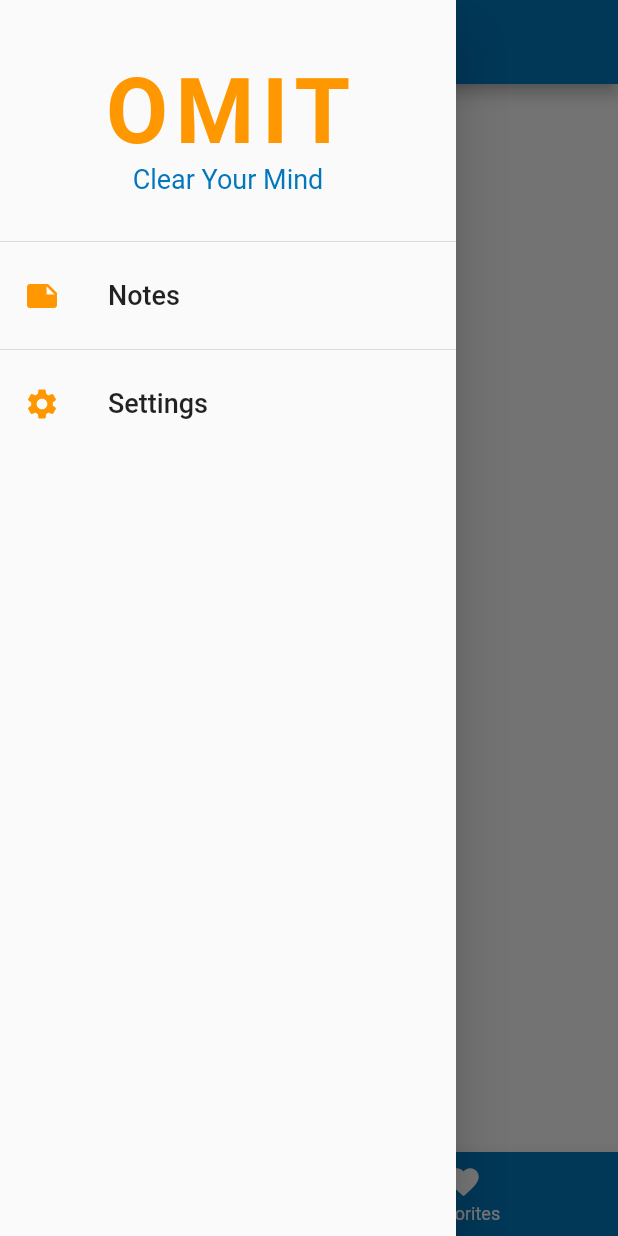
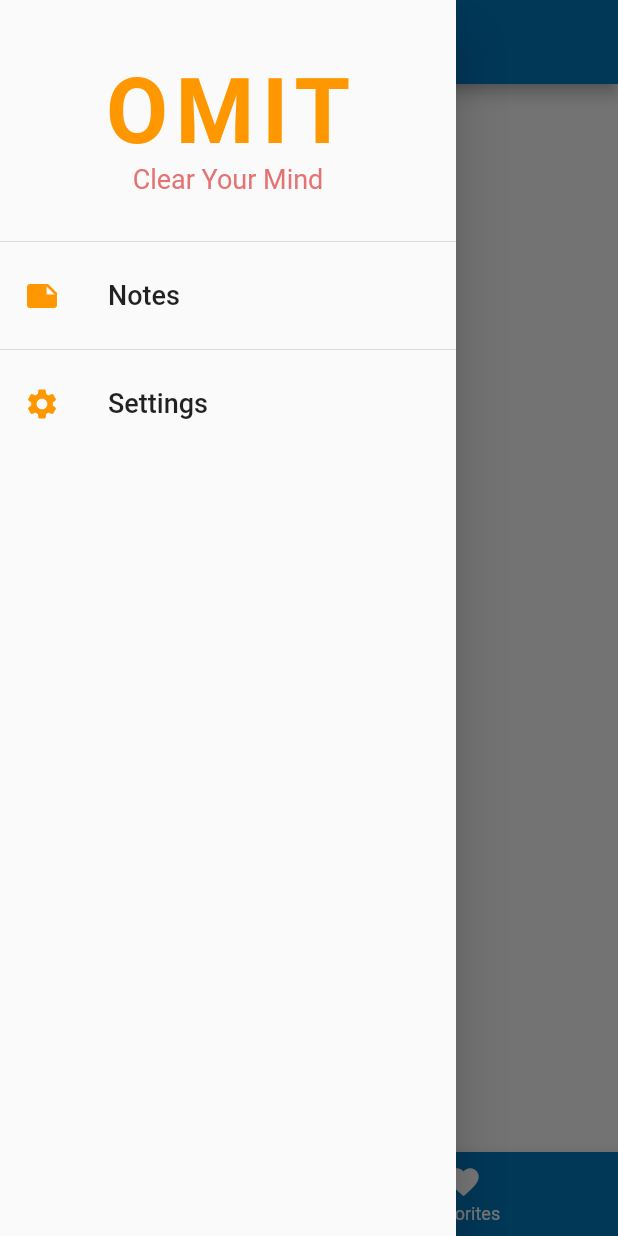
Before and after one commit to rijalanupraj/omit, a Flutter app: the screen it shows after launch, with the side drawer open, on a phone screen of 412 x 824 dp. Run offline on Flutter 3.47's test engine with Material 2 defaults, Android fonts, the phone set to English and light mode, and no system bars; our stand-ins replace fluttertoast, google_fonts, hive, hive_flutter; accounts and stored records are empty; generated files the repository leaves out were written again; Roboto replaces fonts that are missing (Baloo).

```diff
--- a/lib/main.dart
+++ b/lib/main.dart
@@ -42,8 +42,8 @@ class MyApp extends StatelessWidget {
           return MaterialApp(
             theme: darkTheme
                 ? ThemeData.dark().copyWith(
-                    // accentColor: Color(0xFFEA80FC),
                     accentColor: Colors.amber,
+                    brightness: Brightness.dark,
                   )
                 : ThemeData.light().copyWith(
                     accentColor: Colors.orange,
--- a/lib/widgets/main_drawer.dart
+++ b/lib/widgets/main_drawer.dart
@@ -32,7 +32,7 @@ class MainDrawer extends StatelessWidget {
                     'Clear Your Mind',
                     textAlign: TextAlign.center,
                     style: GoogleFonts.baloo(
-                        color: Theme.of(context).primaryColor,
+                        color: Theme.of(context).errorColor,
                         fontSize: 18.0,
                         fontWeight: FontWeight.normal),
                   ),
```
Also changed, not shown: lib/widgets/note_list_item.dart (+13 -2 lines), 49 other files.
